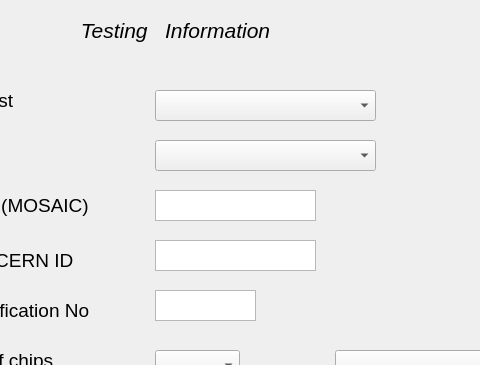
This is GUI/testselection.ui in AudreyFrancisco/SingleLadderQualification as Qt 5 draws it before an edit; both pictures show x 95 to 575 and y 0 to 365 of the 662 by 517 pixel window. The edited form follows.
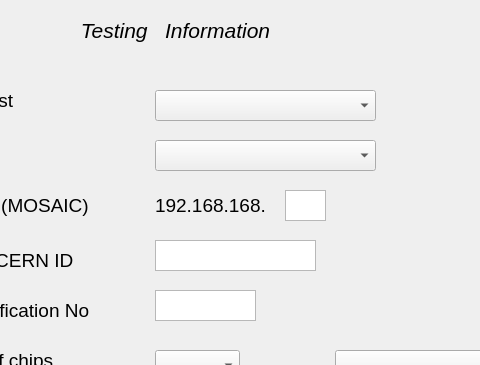
This is the edited form.

Diff of the .ui file:
```diff
--- a/GUI/testselection.ui
+++ b/GUI/testselection.ui
@@ -331,9 +331,9 @@
   <widget class="QTextEdit" name="ipaddress">
    <property name="geometry">
     <rect>
-     <x>250</x>
+     <x>380</x>
      <y>190</y>
-     <width>161</width>
+     <width>41</width>
      <height>31</height>
     </rect>
    </property>
@@ -348,6 +348,26 @@
     </rect>
    </property>
   </widget>
+  <widget class="QLabel" name="iproot">
+   <property name="geometry">
+    <rect>
+     <x>250</x>
+     <y>190</y>
+     <width>131</width>
+     <height>31</height>
+    </rect>
+   </property>
+   <property name="font">
+    <font>
+     <pointsize>14</pointsize>
+     <weight>50</weight>
+     <bold>false</bold>
+    </font>
+   </property>
+   <property name="text">
+    <string>192.168.168.</string>
+   </property>
+  </widget>
  </widget>
  <resources/>
  <connections/>
```
